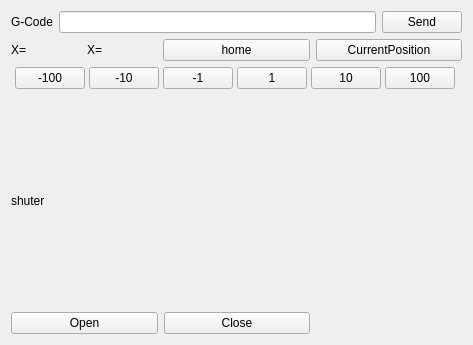
Above: printpanel.ui from MaruoLab2015/5AxisFabricationApplication before the change. Below: the same form after it.
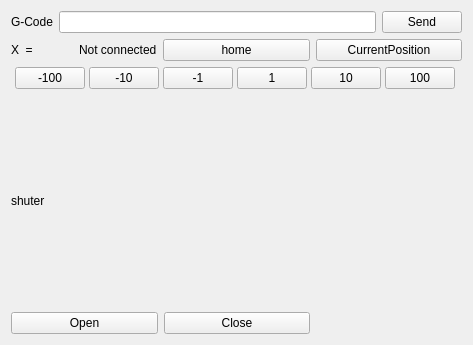
That is the form after the change.

```diff
--- a/printpanel.ui
+++ b/printpanel.ui
@@ -40,14 +40,14 @@
      <item>
       <widget class="QLabel" name="label_4">
        <property name="text">
-        <string>X=</string>
+        <string>X  =</string>
        </property>
       </widget>
      </item>
      <item>
       <widget class="QLabel" name="positionX_2">
        <property name="text">
-        <string>X=</string>
+        <string>Not connected</string>
        </property>
       </widget>
      </item>
```
